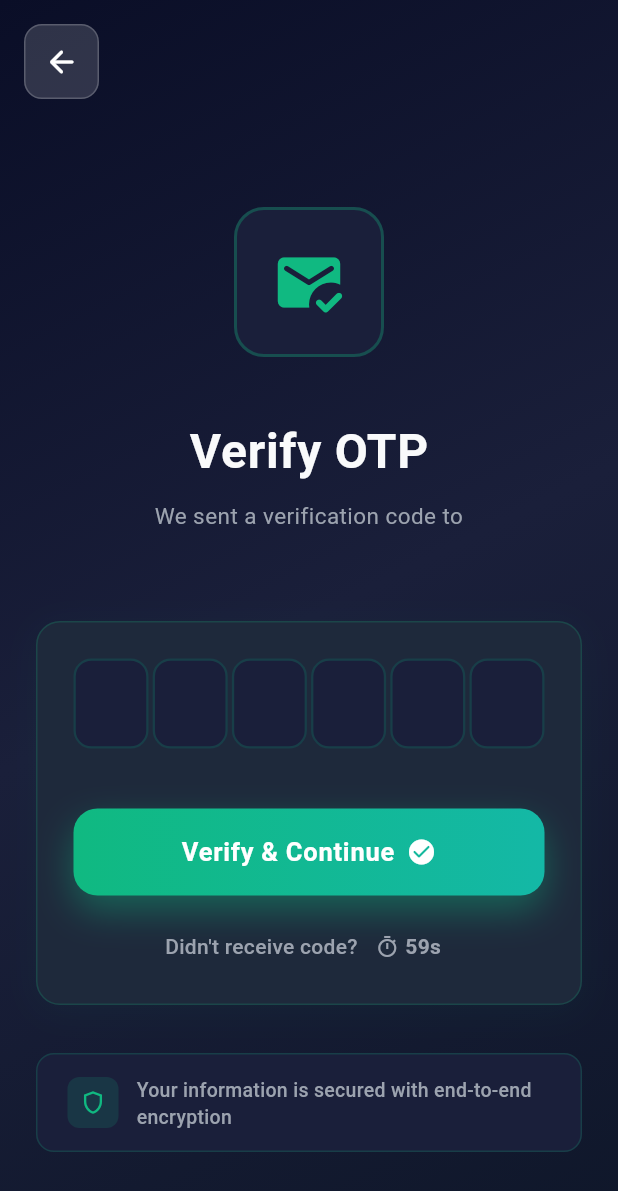
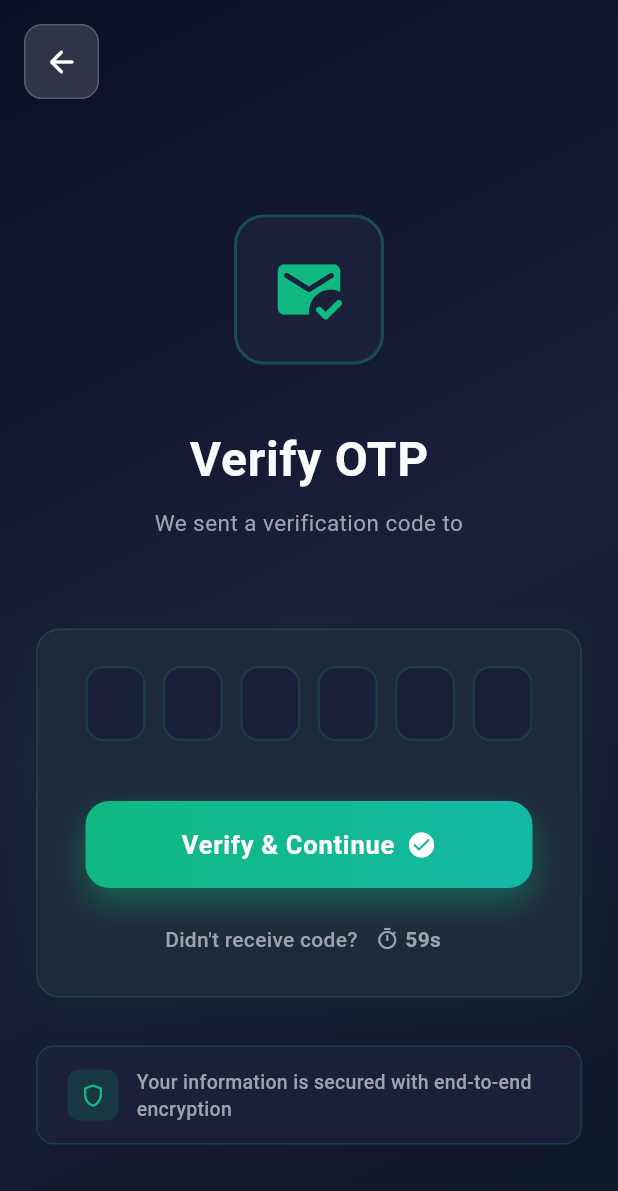
Before and after one commit to Pydart-Intelli-Corp/Poornasree_Connect, a Flutter app: the OtpScreen screen opened directly with empty values, on a phone screen of 412 x 824 dp. Shown: the top 1191 px of the screen. Run offline on Flutter 3.47's test engine with Material 3 defaults, Android fonts, the phone set to English and light mode, and no system bars; drawn by our look-alikes of pin_code_fields; our stand-ins replace flutter_secure_storage; accounts and stored records are empty.

Commit message:
fix: update OTP input field layout for better responsiveness and enhance machine filter display in reports

```diff
--- a/lib/screens/auth/otp_screen.dart
+++ b/lib/screens/auth/otp_screen.dart
@@ -360,10 +360,20 @@ class _OtpScreenState extends State<OtpScreen>
 
                               // Premium OTP Card
                               PremiumCard(
+                                child: Padding(
+                                  padding: EdgeInsets.symmetric(
+                                    horizontal: ResponsiveHelper.getSpacing(context, 8),
+                                  ),
                                   child: Column(
                                     children: [
                                       // OTP Input
-                                    PinCodeTextField(
+                                      LayoutBuilder(
+                                        builder: (context, constraints) {
+                                          final availableWidth = constraints.maxWidth;
+                                          final fieldWidth = (availableWidth - 60) / 6; // 60 for spacing
+                                          final fieldHeight = fieldWidth * 1.2;
+
+                                          return PinCodeTextField(
                                             appContext: context,
                                             length: 6,
                                             controller: _otpController,
@@ -375,7 +385,7 @@ class _OtpScreenState extends State<OtpScreen>
                                             ),
                                             enableActiveFill: true,
                                             textStyle: TextStyle(
-                                        fontSize: ResponsiveHelper.getFontSize(context, 24),
+                                              fontSize: fieldWidth * 0.4,
                                               fontWeight: FontWeight.w700,
                                               color: AppTheme.primaryGreen,
                                               letterSpacing: 0.5,
@@ -385,8 +395,8 @@ class _OtpScreenState extends State<OtpScreen>
                                               borderRadius: BorderRadius.circular(
                                                 ResponsiveHelper.getSpacing(context, 12),
                                               ),
-                                        fieldHeight: ResponsiveHelper.getIconSize(context, 60),
-                                        fieldWidth: ResponsiveHelper.getIconSize(context, 50),
+                                              fieldHeight: fieldHeight.clamp(50.0, 70.0),
+                                              fieldWidth: fieldWidth.clamp(40.0, 60.0),
                                               borderWidth: 1.5,
                                               activeColor: AppTheme.primaryGreen,
                                               selectedColor: AppTheme.primaryGreen.withOpacity(0.6),
@@ -398,6 +408,8 @@ class _OtpScreenState extends State<OtpScreen>
                                             onChanged: (value) {
                                               // Prevent any state updates after disposal
                                               if (!mounted || _isDisposed) return;
+                                            },
+                                          );
                                         },
                                       ),
                                       SizedBox(
@@ -420,13 +432,15 @@ class _OtpScreenState extends State<OtpScreen>
                                         mainAxisAlignment:
                                             MainAxisAlignment.center,
                                         children: [
-                                        Text(
+                                          Flexible(
+                                            child: Text(
                                               'Didn\'t receive code? ',
                                               style: TextStyle(
                                                 color: AppTheme.textSecondary,
                                                 fontSize: ResponsiveHelper.getFontSize(context, 14),
                                                 fontWeight: FontWeight.w500,
                                                 letterSpacing: 0.2,
+                                              ),
                                             ),
                                           ),
                                           if (_canResend)
@@ -492,6 +506,7 @@ class _OtpScreenState extends State<OtpScreen>
                                     ],
                                   ),
                                 ),
+                              ),
                               const SizedBox(height: UIConstants.spacingXL),
 
                               // Security Info
```
Also changed, not shown: lib/screens/reports/reports_screen.dart (+11 -2 lines). Lines whose indentation alone changed are shown as unchanged.
